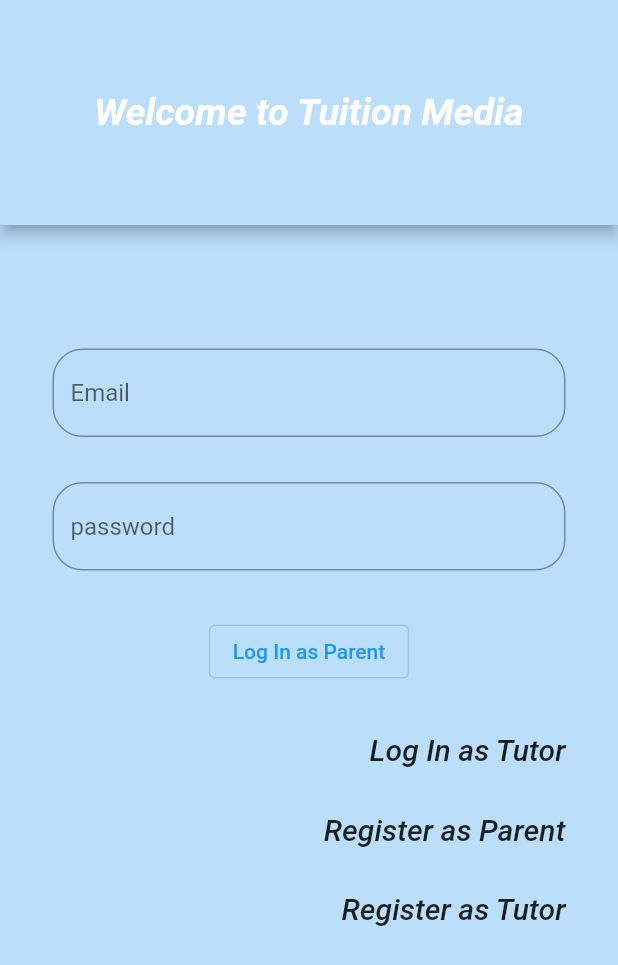
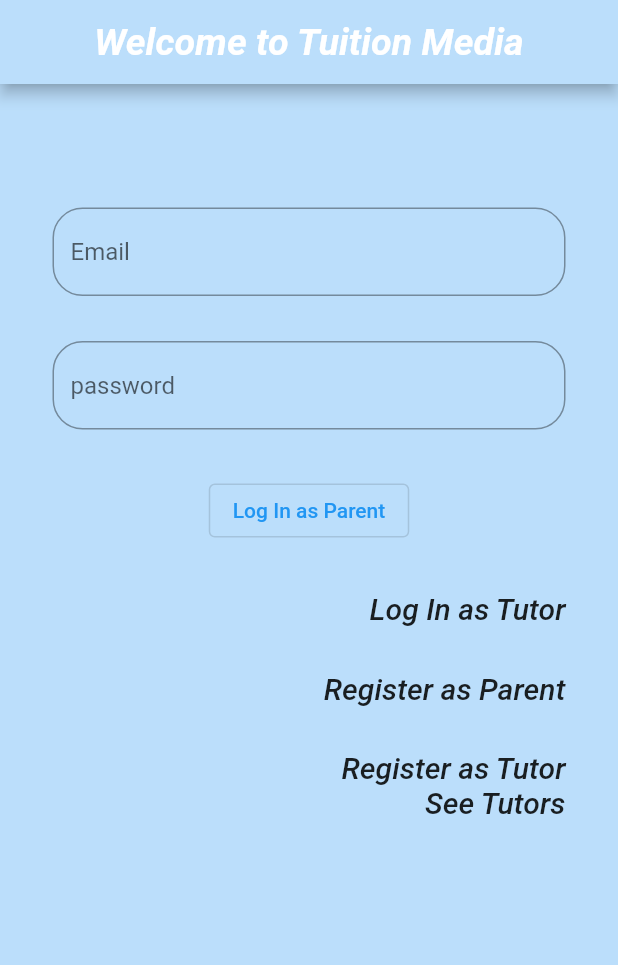
Before and after one commit to cse-250-2018/G22-Tuition-Media, a Flutter app: the screen it shows after launch, on a phone screen of 412 x 824 dp. Shown: the top 965 px of the screen. Run offline on Flutter 3.47's test engine with Material 2 defaults, Android fonts, the phone set to English and light mode, and no system bars.

Commit message:
Tutor's profiles and list screen

```diff
--- a/lib/parent_login.dart
+++ b/lib/parent_login.dart
@@ -1,6 +1,7 @@
 import 'package:flutter/material.dart';
 import 'package:tuitionmedia/homepage.dart';
 import 'package:tuitionmedia/parent_registration.dart';
+import 'package:tuitionmedia/screens/tutors_list.dart';
 import 'package:tuitionmedia/tutor_login.dart';
 import 'package:tuitionmedia/tutor_registration.dart';
 
@@ -28,7 +29,7 @@
             ),
           ),
         ),
-        toolbarHeight: 150,
+        // toolbarHeight: 150,
       ),
       body: SingleChildScrollView(
         child: Stack(
@@ -77,12 +78,12 @@
                             onPressed: () {
                               Navigator.push(
                                 context,
-                                MaterialPageRoute(builder: (context) => const Homepage()),
-                               );
+                                MaterialPageRoute(
+                                    builder: (context) => const Homepage()),
+                              );
                             },
                             style: const ButtonStyle(),
                             child: (const Text('Log In as Parent')),
-
                           )
                         ],
                       ),
@@ -97,8 +98,7 @@
                               Navigator.push(
                                 context,
                                 MaterialPageRoute(
-                                    builder: (context) =>
-                                        const TutorLogin()),
+                                    builder: (context) => const TutorLogin()),
                               );
                             },
                             child: const Text(
@@ -154,6 +154,22 @@
                                   fontWeight: FontWeight.w500),
                             ),
                           ),
+                          GestureDetector(
+                            onTap: () {
+                              Navigator.push(
+                                  context,
+                                  MaterialPageRoute(
+                                    builder: (context) => const TutorList(),
+                                  ));
+                            },
+                            child: const Text(
+                              'See Tutors',
+                              style: TextStyle(
+                                  fontSize: 20,
+                                  fontStyle: FontStyle.italic,
+                                  fontWeight: FontWeight.w500),
+                            ),
+                          ),
                         ],
                       ),
                     ],
--- a/lib/tutor.dart
+++ b/lib/tutor.dart
@@ -1,8 +1,14 @@
 class Tutor {
-  late String tutorsName;
-  var dept;
-  var subject;
-  var gender;
+  final String tutorsName;
+  final dept;
+  final List<String> subject;
+  final gender;
+  bool interested;
 
-  Tutor({required this.tutorsName, this.dept, this.gender, this.subject  } );
+  Tutor(
+      {required this.tutorsName,
+      required this.dept,
+      required this.gender,
+      required this.subject,
+      required this.interested});
 }
```
Also changed, not shown: lib/demo/demo_tutor.dart (added, +52 -0 lines), lib/main.dart (+13 -19 lines), lib/parent_registration.dart (+9 -15 lines), lib/screens/tutor_profile_screen.dart (added, +51 -0 lines), lib/screens/tutors_list.dart (added, +47 -0 lines), lib/tutor_login.dart (+11 -12 lines).
